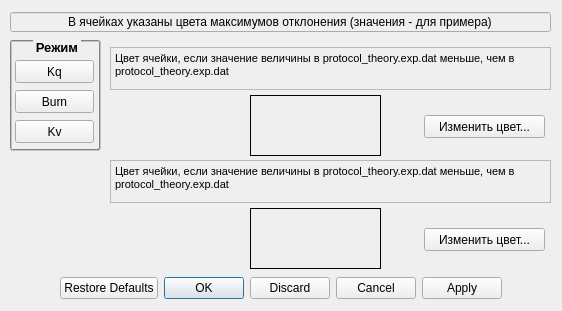
AsAsgard/BigBlackHole, file Qt/StateComparison/StateComparison/cf_colorchanger.ui: the form before one commit.
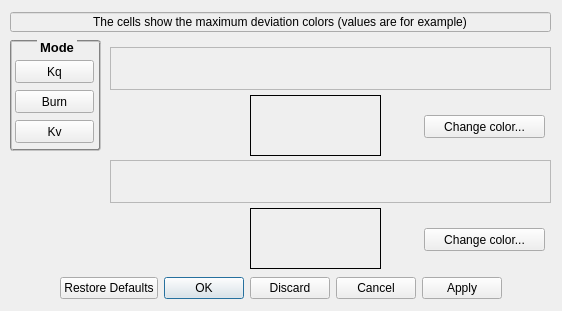
The form after the commit. Custom widgets are drawn as their Qt base class.

The edit to the form file:
```diff
--- a/Qt/StateComparison/StateComparison/cf_colorchanger.ui
+++ b/Qt/StateComparison/StateComparison/cf_colorchanger.ui
@@ -70,7 +70,7 @@
  }</string>
    </property>
    <property name="title">
-    <string>Режим</string>
+    <string>Mode</string>
    </property>
    <property name="alignment">
     <set>Qt::AlignCenter</set>
@@ -178,7 +178,7 @@
 &lt;html&gt;&lt;head&gt;&lt;meta name=&quot;qrichtext&quot; content=&quot;1&quot; /&gt;&lt;style type=&quot;text/css&quot;&gt;
 p, li { white-space: pre-wrap; }
 &lt;/style&gt;&lt;/head&gt;&lt;body style=&quot; font-family:'MS Shell Dlg 2'; font-size:8.25pt; font-weight:400; font-style:normal;&quot;&gt;
-&lt;p style=&quot; margin-top:0px; margin-bottom:0px; margin-left:0px; margin-right:0px; -qt-block-indent:0; text-indent:0px;&quot;&gt;Цвет ячейки, если значение величины в protocol_theory.exp.dat меньше, чем в protocol_theory.exp.dat&lt;/p&gt;&lt;/body&gt;&lt;/html&gt;</string>
+&lt;p style=&quot;-qt-paragraph-type:empty; margin-top:0px; margin-bottom:0px; margin-left:0px; margin-right:0px; -qt-block-indent:0; text-indent:0px;&quot;&gt;&lt;br /&gt;&lt;/p&gt;&lt;/body&gt;&lt;/html&gt;</string>
    </property>
   </widget>
   <widget class="QTextBrowser" name="textBrowser_Min">
@@ -235,7 +235,7 @@
 &lt;html&gt;&lt;head&gt;&lt;meta name=&quot;qrichtext&quot; content=&quot;1&quot; /&gt;&lt;style type=&quot;text/css&quot;&gt;
 p, li { white-space: pre-wrap; }
 &lt;/style&gt;&lt;/head&gt;&lt;body style=&quot; font-family:'MS Shell Dlg 2'; font-size:8.25pt; font-weight:400; font-style:normal;&quot;&gt;
-&lt;p style=&quot; margin-top:0px; margin-bottom:0px; margin-left:0px; margin-right:0px; -qt-block-indent:0; text-indent:0px;&quot;&gt;Цвет ячейки, если значение величины в protocol_theory.exp.dat меньше, чем в protocol_theory.exp.dat&lt;/p&gt;&lt;/body&gt;&lt;/html&gt;</string>
+&lt;p style=&quot;-qt-paragraph-type:empty; margin-top:0px; margin-bottom:0px; margin-left:0px; margin-right:0px; -qt-block-indent:0; text-indent:0px;&quot;&gt;&lt;br /&gt;&lt;/p&gt;&lt;/body&gt;&lt;/html&gt;</string>
    </property>
   </widget>
   <widget class="QPushButton" name="ChangeMaxColor">
@@ -248,7 +248,7 @@
     </rect>
    </property>
    <property name="text">
-    <string>Изменить цвет...</string>
+    <string>Change color...</string>
    </property>
   </widget>
   <widget class="QPushButton" name="ChangeMinColor">
@@ -261,7 +261,7 @@
     </rect>
    </property>
    <property name="text">
-    <string>Изменить цвет...</string>
+    <string>Change color...</string>
    </property>
   </widget>
   <widget class="demoAreaCF" name="ColorField_Max">
@@ -340,7 +340,7 @@
     </palette>
    </property>
    <property name="text">
-    <string>В ячейках указаны цвета максимумов отклонения (значения - для примера)</string>
+    <string>The cells show the maximum deviation colors (values are for example)</string>
    </property>
    <property name="alignment">
     <set>Qt::AlignCenter</set>
```
Left out of the diff: 5 changed lines with no effect on the pictures.
